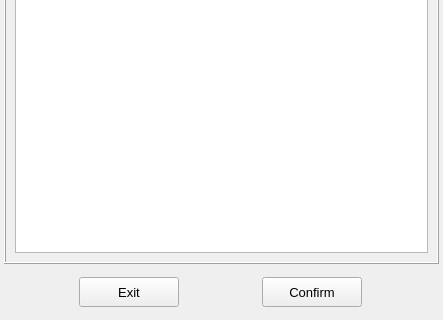
First picture: the form in vibra/interface/data/ui_files/analysis/user_defined_solution_steps_from_tabular_data_input.ui, repository MOPT-UFSC/VIBRA, before the edit; both pictures show x 0 to 443 and y 323 to 643 of the 443 by 643 pixel window.
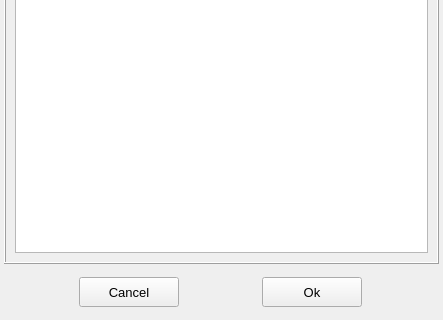
Second picture: the form after the edit.

Commit message: Standardize the analysis setup-related ui files and classes

Diff of the .ui file:
```diff
--- a/vibra/interface/data/ui_files/analysis/user_defined_solution_steps_from_tabular_data_input.ui
+++ b/vibra/interface/data/ui_files/analysis/user_defined_solution_steps_from_tabular_data_input.ui
@@ -499,7 +499,6 @@
          <font>
           <family>MS Shell Dlg 2</family>
           <pointsize>10</pointsize>
-          <weight>50</weight>
           <italic>false</italic>
           <bold>false</bold>
          </font>
@@ -508,7 +507,7 @@
          <string notr="true"/>
         </property>
         <property name="text">
-         <string>Exit</string>
+         <string>Cancel</string>
         </property>
         <property name="autoDefault">
          <bool>false</bool>
@@ -533,7 +532,6 @@
          <font>
           <family>MS Shell Dlg 2</family>
           <pointsize>10</pointsize>
-          <weight>50</weight>
           <italic>false</italic>
           <bold>false</bold>
          </font>
@@ -542,7 +540,7 @@
          <string notr="true"/>
         </property>
         <property name="text">
-         <string>Confirm</string>
+         <string>Ok</string>
         </property>
         <property name="autoDefault">
          <bool>false</bool>
```
Left out of the diff: 57 changed lines with no effect on the pictures. The commit also changes 5 other files.
